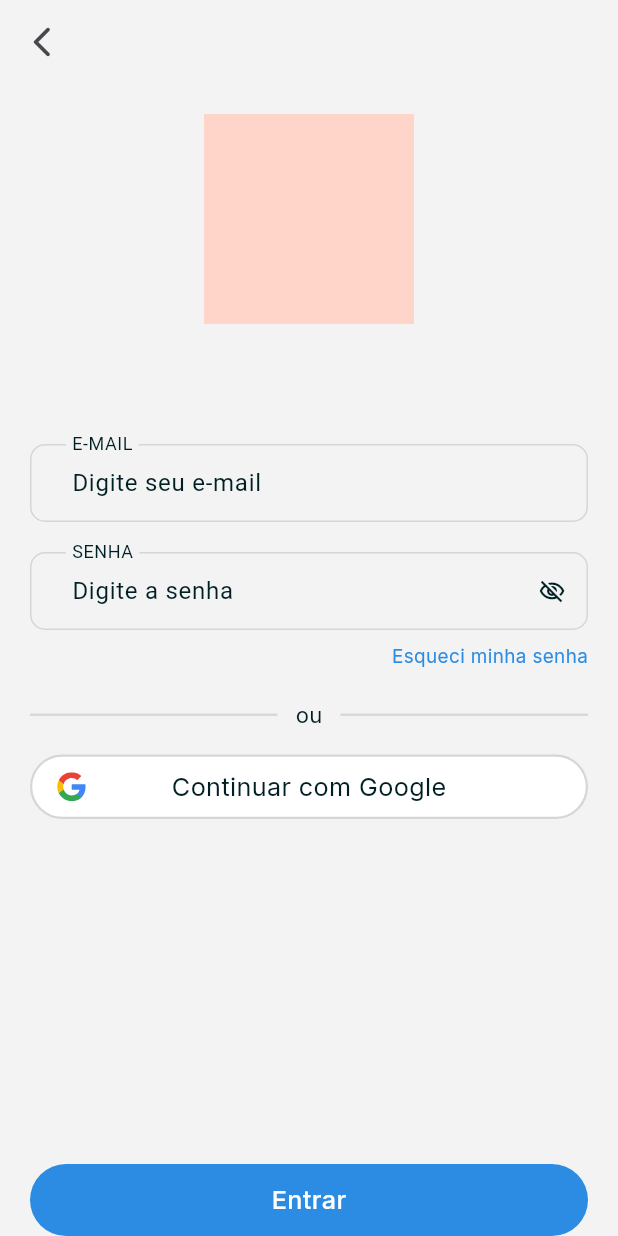
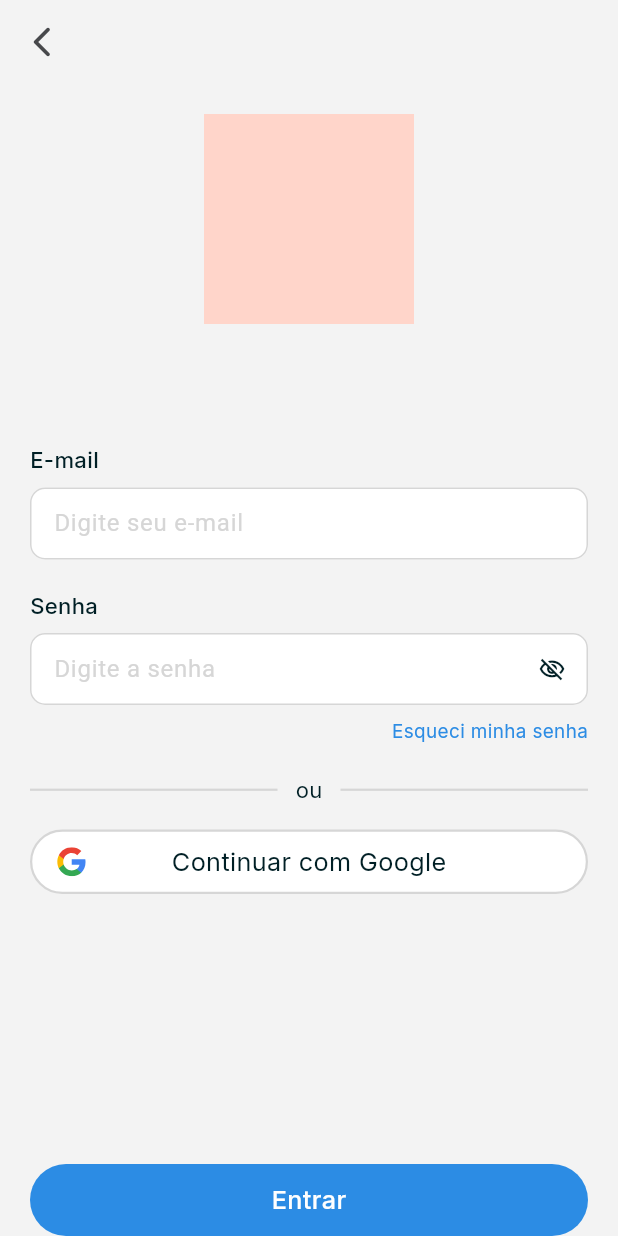
Before and after one commit to EvolveConsult/Move-Care, a Flutter app: the screen it shows after launch, after a tap on "Entrar", on a phone screen of 412 x 824 dp. Run offline on Flutter 3.47's test engine with Material 3 defaults, Android fonts, the phone set to English and light mode, and no system bars; our stand-ins replace flutter_modular, flutter_svg, google_fonts; missing offline and left inert: intersperse.

Commit message:
criada pagina de registro

```diff
--- a/lib/app/core/domain/value_objects/email.dart
+++ b/lib/app/core/domain/value_objects/email.dart
@@ -5,9 +5,7 @@ import 'value_object_interface.dart';
 class Email extends ValueObjectInterface {
   @override
   String? validator(String value) {
-    if (value.isEmpty) {
-      return null;
-    } else if (value.length > 80) {
+    if (value.length > 80) {
       return 'E-mail inválido.\nLimite de 80 caracteres.';
     } else {
       return value.isValidEmail ? null : 'E-mail inválido';
--- a/lib/app/core/ui/widgets/app_bar_widget.dart
+++ b/lib/app/core/ui/widgets/app_bar_widget.dart
@@ -29,9 +29,10 @@ class AppBarWidget extends StatelessWidget implements PreferredSizeWidget {
   @override
   Widget build(BuildContext context) {
     return AppBar(
+      scrolledUnderElevation: 0,
       automaticallyImplyLeading: false,
       titleSpacing: 8,
-      backgroundColor: backgroundColorAppBar ?? Theme.of(context).colorScheme.background,
+      backgroundColor: backgroundColorAppBar ?? Theme.of(context).colorScheme.error,
       leading: leadingWidget(),
       actions: actionsAppBar,
       title: AppText(appTitle, maxLine: 3),
--- a/lib/app/core/ui/widgets/app_button_widget.dart
+++ b/lib/app/core/ui/widgets/app_button_widget.dart
@@ -12,14 +12,14 @@ class AppButton extends StatelessWidget {
     this.type = AppButtonWidgetType.primary,
   });
   final String text;
-  final VoidCallback onTap;
+  final VoidCallback? onTap;
   final AppButtonWidgetType type;
 
   @override
   Widget build(BuildContext context) {
-    return GestureDetector(
-      onTap: onTap,
-      child: button(context),
+    return Opacity(
+      opacity: onTap == null ? .5 : 1,
+      child: GestureDetector(onTap: onTap, child: button(context)),
     );
   }
 
--- a/lib/app/core/ui/widgets/app_text_form_field_widget.dart
+++ b/lib/app/core/ui/widgets/app_text_form_field_widget.dart
@@ -1,12 +1,12 @@
-// ignore_for_file: use_key_in_widget_constructors
-
 import 'package:flutter/material.dart';
 import 'package:flutter/services.dart';
+import 'package:movecare/app/core/ui/theme/app_typography.dart';
 
 import '../../domain/value_objects/value_object_interface.dart';
 
 class AppTextFormFieldPasswordWidget extends AppTextFormField {
   const AppTextFormFieldPasswordWidget({
+    super.key,
     super.hintText,
     super.labelText,
     super.onChanged,
@@ -21,7 +21,8 @@ class AppTextFormFieldPasswordWidget extends AppTextFormField {
     super.textColor,
     super.textInputAction,
     super.inputFormatters,
-    super.onFieldSubmitted,
+    super.onEditingComplete,
+    super.focusNode,
   });
 
   @override
@@ -50,14 +51,16 @@ class _AppTextFormFieldPasswordState extends State<AppTextFormFieldPasswordWidge
       suffixIcon: Icon(obscureText ? Icons.visibility_off_outlined : Icons.visibility_outlined),
       obscureText: obscureText,
       onIconTap: toggle,
-      inputFormatters: widget.inputFormatters,
-      onFieldSubmitted: widget.onFieldSubmitted,
+      inputFormatters: [FilteringTextInputFormatter.deny(RegExp(r'\s')), ...widget.inputFormatters ?? []],
+      onEditingComplete: widget.onEditingComplete,
+      focusNode: widget.focusNode,
     );
   }
 }
 
 class AppTextFormField extends StatefulWidget {
   const AppTextFormField({
+    super.key,
     this.hintText,
     this.initialValue,
     this.labelText,
@@ -79,7 +82,7 @@ class AppTextFormField extends StatefulWidget {
     this.focusedBorder,
     this.prefixStyle,
     this.enabled,
-    this.onFieldSubmitted,
+    this.onEditingComplete,
     this.prefixText,
     this.textAlign = TextAlign.start,
     this.borderColor,
@@ -99,7 +102,7 @@ class AppTextFormField extends StatefulWidget {
   final String? labelText;
   final ValueChanged<String>? onChanged;
   final Function()? onTap;
-  final ValueChanged<String>? onFieldSubmitted;
+  final VoidCallback? onEditingComplete;
   final TextEditingController? controller;
   final FocusNode? focusNode;
   final TextInputType? keyboardType;
@@ -159,9 +162,16 @@ class _AppTextFormFieldState extends State<AppTextFormField> {
 
   @override
   Widget build(BuildContext context) {
-    return TextFormField(
+    return Column(
+      crossAxisAlignment: CrossAxisAlignment.start,
+      children: [
+        if (widget.labelText != null) ...[
+          AppText(widget.labelText!, size: AppTextSize.small, textStyle: const TextStyle(fontWeight: FontWeight.w500)),
+          const SizedBox(height: 8)
+        ],
+        TextFormField(
           key: widget.textFieldKey,
-      onFieldSubmitted: widget.onFieldSubmitted,
+          onEditingComplete: widget.onEditingComplete,
           enabled: widget.enabled,
           autovalidateMode: widget.autovalidateMode,
           onChanged: (value) {
@@ -175,7 +185,6 @@ class _AppTextFormFieldState extends State<AppTextFormField> {
           focusNode: widget.focusNode,
           readOnly: widget.readOnly,
           onTap: widget.onTap,
-      // style: widget.customStyle ?? AppTypography.body1_400.copyWith(color: widget.textColor ?? AppColors.preto),
           keyboardType: widget.keyboardType,
           validator: (v) => validator(v),
           initialValue: widget.initialValue,
@@ -183,12 +192,12 @@ class _AppTextFormFieldState extends State<AppTextFormField> {
           textAlign: widget.textAlign,
           maxLines: widget.isTextArea ? 5 : 1,
           textInputAction: widget.textInputAction,
-      // cursorColor: widget.cursorColor ?? AppColors.preto,
           decoration: InputDecoration(
-        // counterStyle: AppTypography.body1_400.copyWith(fontSize: 12),
+            fillColor: Theme.of(context).colorScheme.background,
+            filled: true,
             counterText:
                 widget.showCounter && widget.maxCharacters != null ? '$countCharacters/${widget.maxCharacters}' : null,
-        // hintStyle: AppTypography.function2_400.copyWith(color: AppColors.cinzaSecundario),
+            hintStyle: TextStyle(color: Theme.of(context).colorScheme.outline),
             prefixText: widget.prefixText,
             prefixStyle: widget.prefixStyle,
             errorMaxLines: 3,
@@ -204,11 +213,6 @@ class _AppTextFormFieldState extends State<AppTextFormField> {
                 : null,
             hintText: widget.hintText,
             isDense: true,
-        labelText: widget.labelText?.toUpperCase(),
-        // labelStyle: AppTypography.function2_700.copyWith(color: widget.labelColor ?? AppColors.cianoPrincipal),
-        contentPadding: const EdgeInsets.symmetric(horizontal: 24, vertical: 14),
-        alignLabelWithHint: true,
-        floatingLabelBehavior: FloatingLabelBehavior.always,
             border: border,
             enabledBorder: border,
             focusedBorder: border,
@@ -219,6 +223,8 @@ class _AppTextFormFieldState extends State<AppTextFormField> {
               : widget.inputFormatters!
             ..add(FilteringTextInputFormatter.deny(RegExp(emojiRegexp)))
             ..add(LengthLimitingTextInputFormatter(widget.maxCharacters)),
+        )
+      ],
     );
   }
 
--- a/lib/app/core/ui/widgets/default_bottom_sheet.dart
+++ b/lib/app/core/ui/widgets/default_bottom_sheet.dart
@@ -46,7 +46,7 @@ class DefaultBottomSheet {
             ),
       content: [
         content,
-        const SizedBox(height: 24),
+        const SizedBox(height: 32),
         Row(
           mainAxisAlignment: MainAxisAlignment.start,
           children: [
--- a/lib/app/modules/auth/presentation/pages/auth_page.dart
+++ b/lib/app/modules/auth/presentation/pages/auth_page.dart
@@ -58,6 +58,7 @@ class AuthPage extends StatelessWidget {
                 const AppDivider(text: 'ou'),
                 const SizedBox(height: 16),
                 ContinueWithGoogleWidget(onTap: () {}),
+                const SizedBox(height: 20),
               ],
             ),
           ),
--- /dev/null
+++ b/lib/app/modules/register/register_module.dart
@@ -0,0 +1,21 @@
+import 'package:flutter_modular/flutter_modular.dart';
+
+import '../../core/app_routes.dart';
+import 'presentation/controllers/register_controller.dart';
+import 'presentation/pages/register_page.dart';
+
+class RegisterModule extends Module {
+  @override
+  void binds(i) {
+    i.add(RegisterController.new);
+  }
+
+  @override
+  void routes(r) {
+    r.child(
+      AppRoutes.register,
+      child: (context) => RegisterPage(controller: Modular.get()),
+      transition: TransitionType.fadeIn,
+    );
+  }
+}
--- a/lib/app/modules/splash/presentation/splash_page.dart
+++ b/lib/app/modules/splash/presentation/splash_page.dart
@@ -64,7 +64,7 @@ class SplashPage extends StatelessWidget {
               children: [
                 AppButton(
                   text: 'Criar conta',
-                  onTap: () {},
+                  onTap: () => Modular.to.pushNamed(AppRoutes.register),
                 ),
                 const SizedBox(height: 20),
                 AppButton(
--- a/lib/main.dart
+++ b/lib/main.dart
@@ -2,6 +2,7 @@ import 'package:flutter/material.dart';
 import 'package:flutter/services.dart';
 
 import 'package:flutter_modular/flutter_modular.dart';
+import 'package:movecare/app/modules/register/register_module.dart';
 
 import 'app/core/ui/theme/color_schemes.dart';
 import 'app/modules/auth/auth_module.dart';
@@ -49,6 +50,7 @@ class AppModule extends Module {
   void routes(r) {
     r.module(Modular.initialRoute, module: SplashModule());
     r.module(Modular.initialRoute, module: AuthModule());
+    r.module(Modular.initialRoute, module: RegisterModule());
     r.module(Modular.initialRoute, module: HomeModule());
   }
 }
```
Also changed, not shown: lib/app/core/domain/value_objects/equality.dart (+5 -11 lines), lib/app/core/domain/value_objects/quantity_minimum.dart (+6 -3 lines), lib/app/core/ui/theme/app_typography.dart (+41 -11 lines), lib/app/core/ui/widgets/app_checkbox_widget.dart (added, +26 -0 lines), lib/app/modules/register/presentation/controllers/register_controller.dart (added, +58 -0 lines), lib/app/modules/register/presentation/pages/register_page.dart (added, +152 -0 lines). Lines whose indentation alone changed are shown as unchanged.
